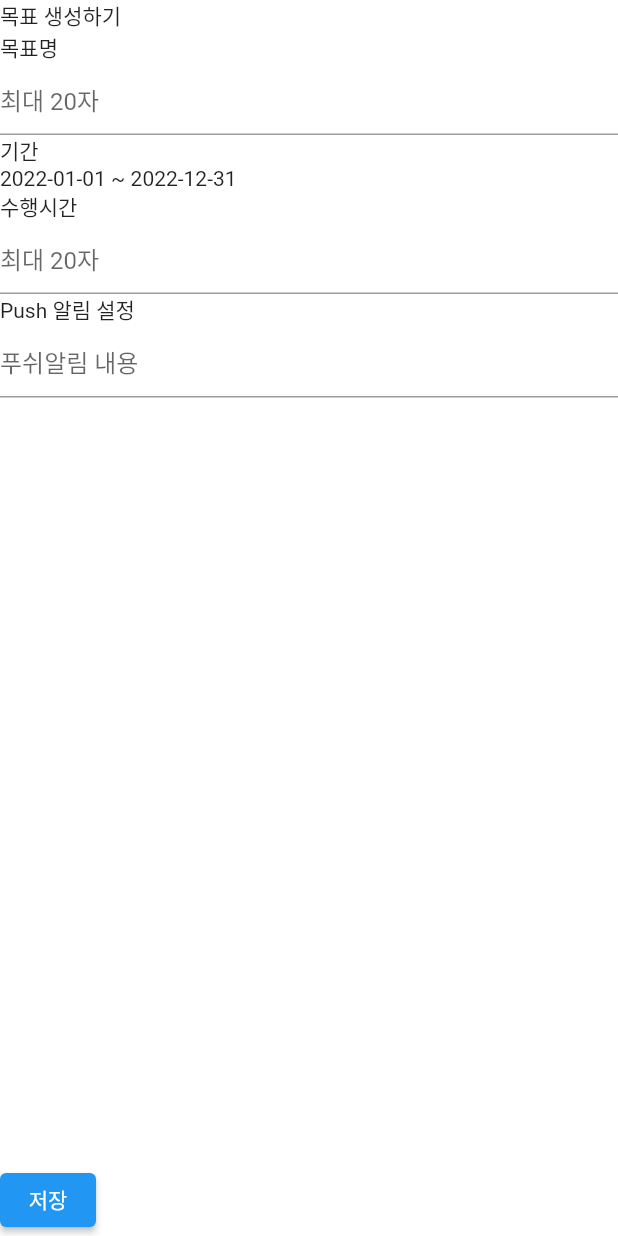
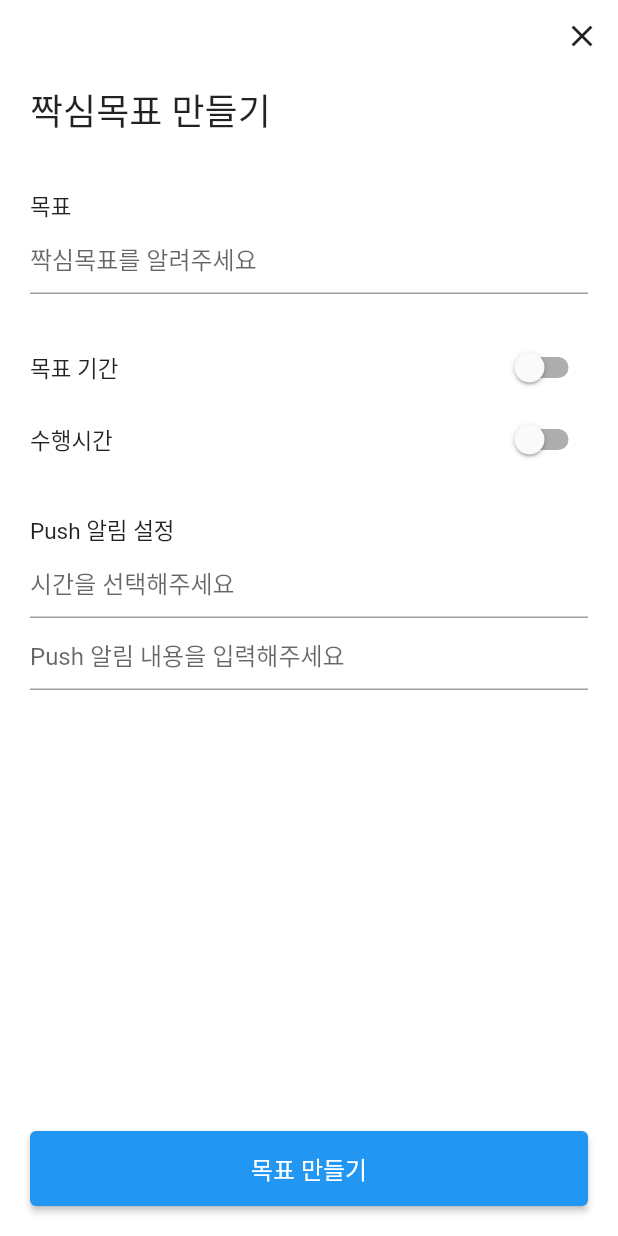
Before and after one commit to depromeet12th/three-days-flutter-archived, a Flutter app: the GoalAddPage screen opened by its route, on a phone screen of 412 x 824 dp. Run offline on Flutter 3.47's test engine with Material 2 defaults, Android fonts, the phone set to English and light mode, and no system bars; our stand-ins replace firebase_core, flutter_dotenv; accounts and stored records are empty.

Commit message:
feat: 목표 추가 페이지 레이아웃 적용

```diff
--- a/lib/goal/goal_add_page.dart
+++ b/lib/goal/goal_add_page.dart
@@ -8,40 +8,209 @@ class GoalAddPage extends StatefulWidget {
 }
 
 class _GoalAddPageState extends State<GoalAddPage> {
+  bool dateRangeEnabled = false;
+  bool timeRangeEnabled = false;
+
+  /// TODO: textField 현재글자수 표시, 글자수 제한
   @override
   Widget build(BuildContext context) {
     return SafeArea(
       child: Scaffold(
         body: Column(
+          children: [
+            /// 닫기 버튼
+            Align(
+              alignment: Alignment.centerRight,
+              child: IconButton(
+                onPressed: () {
+                  Navigator.of(context).pop();
+                },
+                icon: const Icon(Icons.close),
+              ),
+            ),
+            const SizedBox(
+              height: 7,
+            ),
+            Expanded(
+              child: _getFormWidgets(),
+            ),
+            Padding(
+              padding: const EdgeInsets.only(
+                left: 20.0,
+                right: 20.0,
+                bottom: 20.0,
+              ),
+              child: ElevatedButton(
+                onPressed: () {
+                  Navigator.of(context).pop();
+                },
+                style: ElevatedButton.styleFrom(
+                  minimumSize: const Size.fromHeight(50),
+                ),
+                child: const Text(
+                  '목표 만들기',
+                  style: TextStyle(
+                    fontSize: 16,
+                  ),
+                ),
+              ),
+            ),
+          ],
+        ),
+      ),
+    );
+  }
+
+  Widget _getFormWidgets() {
+    return Padding(
+      padding: const EdgeInsets.only(
+        left: 20.0,
+        right: 20.0,
+        bottom: 20.0,
+      ),
+      child: SingleChildScrollView(
+        child: Column(
           crossAxisAlignment: CrossAxisAlignment.start,
           children: [
-            const Text('목표 생성하기'),
-            const Text('목표명'),
+            const Text(
+              '짝심목표 만들기',
+              style: TextStyle(
+                fontSize: 24,
+              ),
+            ),
+            const SizedBox(
+              height: 35,
+            ),
+
+            /// 목표
+            const Text(
+              '목표',
+              style: TextStyle(
+                fontSize: 15,
+              ),
+            ),
             TextFormField(
               decoration: const InputDecoration(
-                hintText: '최대 20자',
+                hintText: '짝심목표를 알려주세요',
               ),
             ),
-            const Text('기간'),
-            const Text('2022-01-01 ~ 2022-12-31'),
-            const Text('수행시간'),
+            const SizedBox(height: 25),
+
+            /// 목표 기간
+            Row(
+              children: [
+                const Text(
+                  '목표 기간',
+                  style: TextStyle(
+                    fontSize: 15,
+                  ),
+                ),
+                const Spacer(),
+                Switch(
+                  value: dateRangeEnabled,
+                  onChanged: (value) {
+                    setState(() {
+                      dateRangeEnabled = value;
+                    });
+                  },
+                )
+              ],
+            ),
+            // TODO: 시작, 종료 시각 사이 선 긋기
+            Visibility(
+              visible: dateRangeEnabled,
+              child: Column(
+                children: [
+                  Container(
+                    decoration: const BoxDecoration(
+                      borderRadius: BorderRadius.vertical(
+                        top: Radius.circular(10.0),
+                      ),
+                      color: Color.fromRGBO(0xF9, 0xFa, 0xFB, 1.0),
+                    ),
+                    height: 45,
+                    child: Padding(
+                      padding: const EdgeInsets.symmetric(horizontal: 20.0),
+                      child: Row(
+                        children: const [
+                          Text('시작'),
+                          Spacer(),
+                          Text('2022. 10. 13.'),
+                        ],
+                      ),
+                    ),
+                  ),
+                  Container(
+                    decoration: const BoxDecoration(
+                      borderRadius: BorderRadius.vertical(
+                        bottom: Radius.circular(10.0),
+                      ),
+                      color: Color.fromRGBO(0xF9, 0xFa, 0xFB, 1.0),
+                    ),
+                    height: 45,
+                    child: Padding(
+                      padding: const EdgeInsets.symmetric(horizontal: 20.0),
+                      child: Row(
+                        children: const [
+                          Text('종료'),
+                          Spacer(),
+                          Text('2022. 10. 13.'),
+                        ],
+                      ),
+                    ),
+                  ),
+                  const SizedBox(height: 25),
+                ],
+              ),
+            ),
+
+
+            /// 수행시간
+            Row(
+              children: [
+                const Text(
+                  '수행시간',
+                  style: TextStyle(
+                    fontSize: 15,
+                  ),
+                ),
+                const Spacer(),
+                Switch(
+                  value: timeRangeEnabled,
+                  onChanged: (value) {
+                    setState(() {
+                      timeRangeEnabled = value;
+                    });
+                  },
+                ),
+              ],
+            ),
+            Visibility(
+              visible: timeRangeEnabled,
+              child: TextFormField(
+                decoration: const InputDecoration(
+                  hintText: '시간을 선택해주세요',
+                ),
+              ),
+            ),
+            const SizedBox(height: 25),
+
+            /// Push 알림 설정
+            const Text(
+              'Push 알림 설정',
+              style: TextStyle(
+                fontSize: 15,
+              ),
+            ),
             TextFormField(
               decoration: const InputDecoration(
-                hintText: '최대 20자',
+                hintText: '시간을 선택해주세요',
               ),
             ),
-            const Text('Push 알림 설정'),
             TextFormField(
               decoration: const InputDecoration(
-                hintText: '푸쉬알림 내용',
+                hintText: 'Push 알림 내용을 입력해주세요',
               ),
-            ),
-            const Spacer(),
-            ElevatedButton(
-              onPressed: () {
-                Navigator.of(context).pop();
-              },
-              child: const Text('저장'),
             ),
           ],
         ),
```
